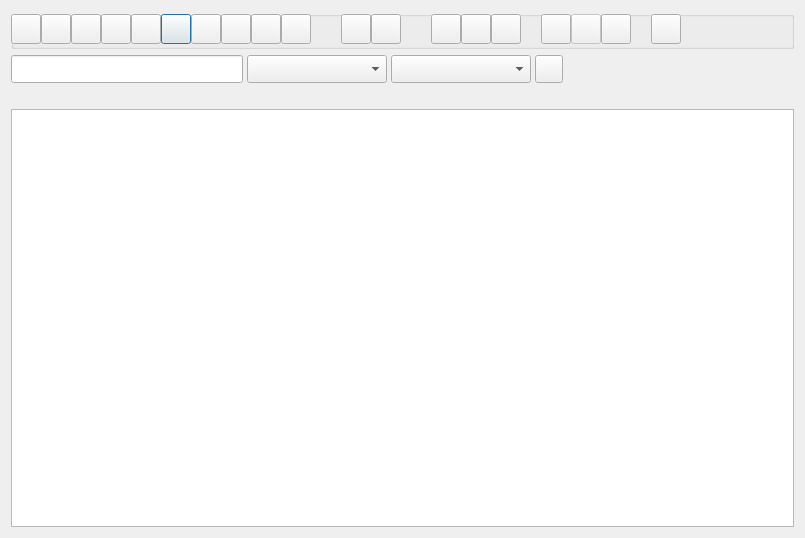
Old version of the form src/GUI_UIs/ui_dialog_manage_files.ui in the repository ccbogel/QualCoder.
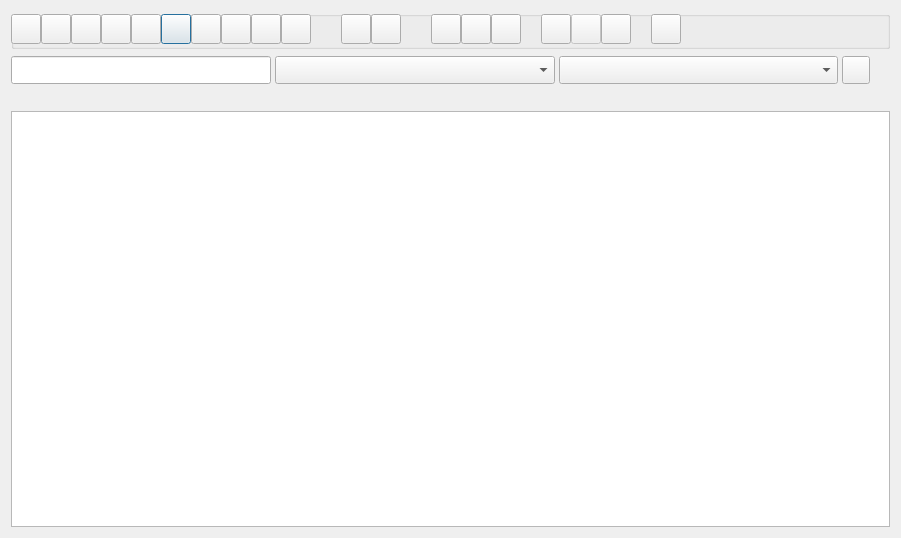
New version of the form.

Commit message: widget pos fix

What changed in the file:
```diff
--- a/src/GUI_UIs/ui_dialog_manage_files.ui
+++ b/src/GUI_UIs/ui_dialog_manage_files.ui
@@ -6,7 +6,7 @@
    <rect>
     <x>0</x>
     <y>0</y>
-    <width>805</width>
+    <width>901</width>
     <height>538</height>
    </rect>
   </property>
@@ -362,6 +362,18 @@
    </item>
    <item row="2" column="0">
     <widget class="QWidget" name="widget_filter" native="true">
+     <property name="minimumSize">
+      <size>
+       <width>0</width>
+       <height>30</height>
+      </size>
+     </property>
+     <property name="maximumSize">
+      <size>
+       <width>16777215</width>
+       <height>30</height>
+      </size>
+     </property>
      <layout class="QHBoxLayout" name="horizontalLayout_filter">
       <property name="spacing">
        <number>4</number>
@@ -401,7 +413,7 @@
        <widget class="QComboBox" name="comboBox_file_type">
         <property name="minimumSize">
          <size>
-          <width>140</width>
+          <width>200</width>
           <height>28</height>
          </size>
         </property>
@@ -414,7 +426,7 @@
        <widget class="QComboBox" name="comboBox_file_ext">
         <property name="minimumSize">
          <size>
-          <width>140</width>
+          <width>200</width>
           <height>28</height>
          </size>
         </property>
@@ -448,11 +460,11 @@
       <item>
        <spacer name="horizontalSpacer_filter">
         <property name="orientation">
-         <enum>Qt::Orientation::Horizontal</enum>
+         <enum>Qt::Vertical</enum>
         </property>
         <property name="sizeHint" stdset="0">
          <size>
-          <width>40</width>
+          <width>20</width>
           <height>20</height>
          </size>
         </property>
```
Left out of the diff: 1 changed line with no effect on the pictures.
